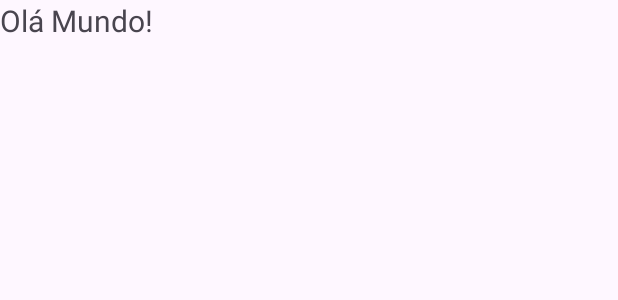
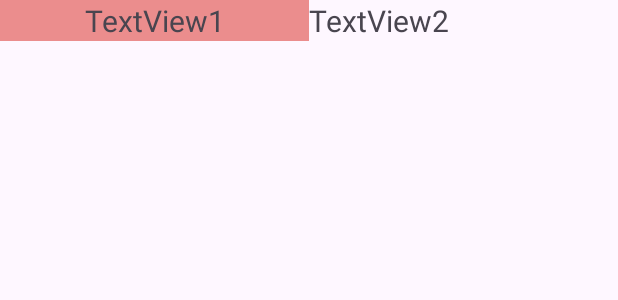
Before and after one commit to PedroCezarini/gasapp_kotlin, an Android app: the layout activity_main.xml on its own in the app's theme, with its tools: preview values and no code run, on a phone screen of 412 x 824 dp. Shown: the top 300 px of the screen. Run offline under Robolectric (Android 15) with nearby library versions, the phone set to English and light mode, and no system bars.

Commit message:
mais mudanças visuais e adicionando uma cor ao colors.xml

```diff
--- a/app/src/main/res/layout/activity_main.xml
+++ b/app/src/main/res/layout/activity_main.xml
@@ -5,13 +5,23 @@
     android:id="@+id/main"
     android:layout_width="match_parent"
     android:layout_height="match_parent"
+    android:orientation="horizontal"
     tools:context=".MainActivity">
 
     <TextView
-        android:layout_width="wrap_content"
+        android:layout_width="0dp"
+        android:layout_weight="1"
         android:layout_height="wrap_content"
-        android:text="Olá Mundo!"
+        android:text="TextView1"
+        android:background="@color/fundotexto"
+        android:gravity="center"
+        android:textSize="20sp" />
+
+    <TextView
+        android:layout_width="0dp"
+        android:layout_weight="1"
+        android:layout_height="wrap_content"
+        android:text="TextView2"
         android:textSize="20sp"/>
 
-
 </LinearLayout>
--- a/app/src/main/res/values/colors.xml
+++ b/app/src/main/res/values/colors.xml
@@ -2,4 +2,5 @@
 <resources>
     <color name="black">#FF000000</color>
     <color name="white">#FFFFFFFF</color>
+    <color name="fundotexto">#EB8D8D</color>
 </resources>
```
